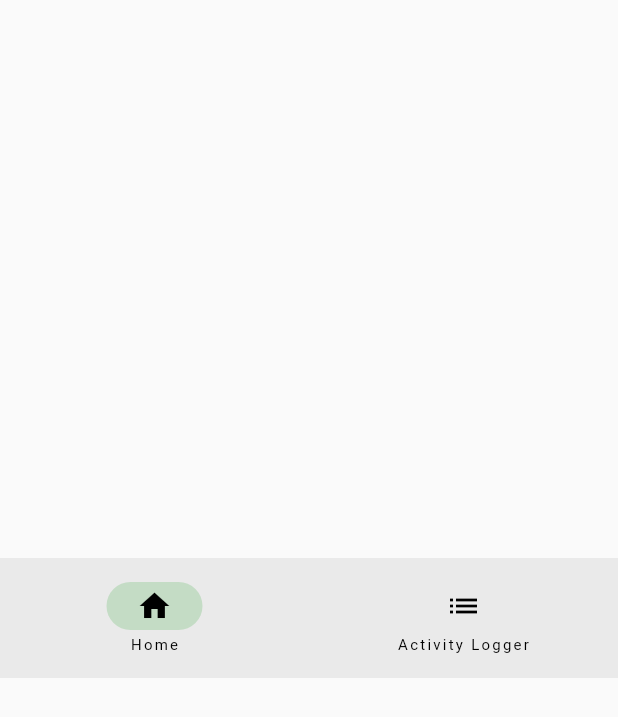
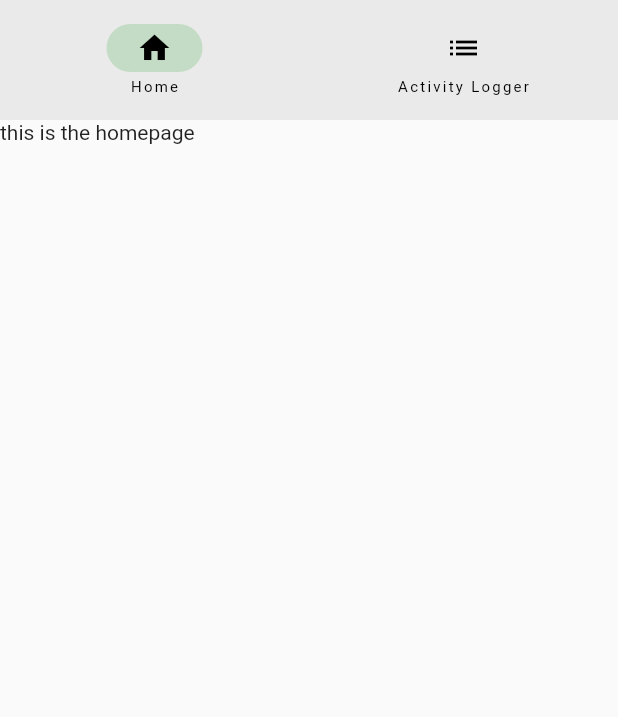
Before and after one commit to Cwoodard2/time_log_app, a Flutter app: the screen it shows after launch, on a phone screen of 412 x 824 dp. Shown: the top 717 px of the screen. Run offline on Flutter 3.47's test engine with Material 2 defaults, Android fonts, the phone set to English and light mode, and no system bars.

Commit message:
Added ability to change current page

```diff
--- a/lib/homepage.dart
+++ b/lib/homepage.dart
@@ -1,4 +1,5 @@
 import 'package:flutter/material.dart';
+import './timerecorder.dart';
 
 class Homepage extends StatefulWidget {
   const Homepage({super.key, required this.title});
@@ -10,21 +11,50 @@ class Homepage extends StatefulWidget {
 }
 
 class _HomepageState extends State<Homepage> {
+  var selectedIndex = 0;
   @override
   Widget build(BuildContext context) {
+    Widget page;
+    switch (selectedIndex) {
+      case 0:
+        page = SizedBox(width: 500, height: 500, child: TheHomepage());
+        break;
+      case 1:
+        page = SizedBox(width: 500, height: 500, child: TimeRecorderPage(title: 'Time recorder'));
+        break;
+      default:
+        throw UnimplementedError('no widget for $selectedIndex');
+    }
     return Scaffold(
-        body: Center(
-      child: NavigationBar(
+        body: Column(
+      children: [
+        NavigationBar(
           destinations: [
             NavigationDestination(
               icon: Icon(Icons.home),
               label: "Home",
             ),
             NavigationDestination(
-            icon: Icon(Icons.list),
-            label: "Activity Logger")
+                icon: Icon(Icons.list), label: "Activity Logger")
           ],
+          selectedIndex: selectedIndex,
+          onDestinationSelected: (value) {
+            setState(() {
+              selectedIndex = value;
+            });
+          },
         ),
+        Container(
+          child: page,
+        )
+      ],
     ));
   }
 }
+
+class TheHomepage extends StatelessWidget {
+  @override
+  Widget build(BuildContext context) {
+    return Text("this is the homepage");
+  }
+}
```
Lines whose indentation alone changed are shown as unchanged.
